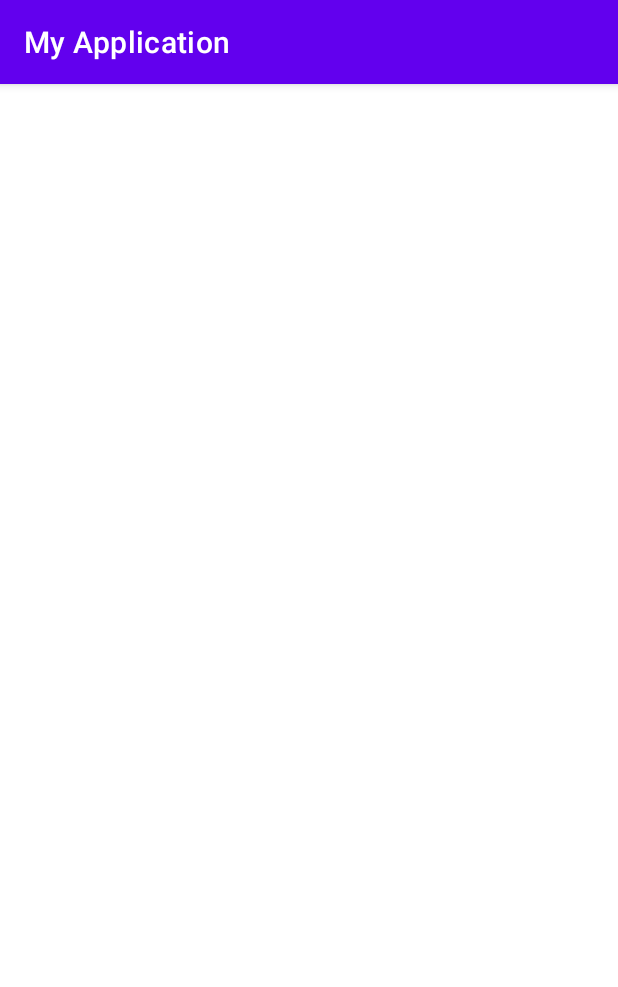
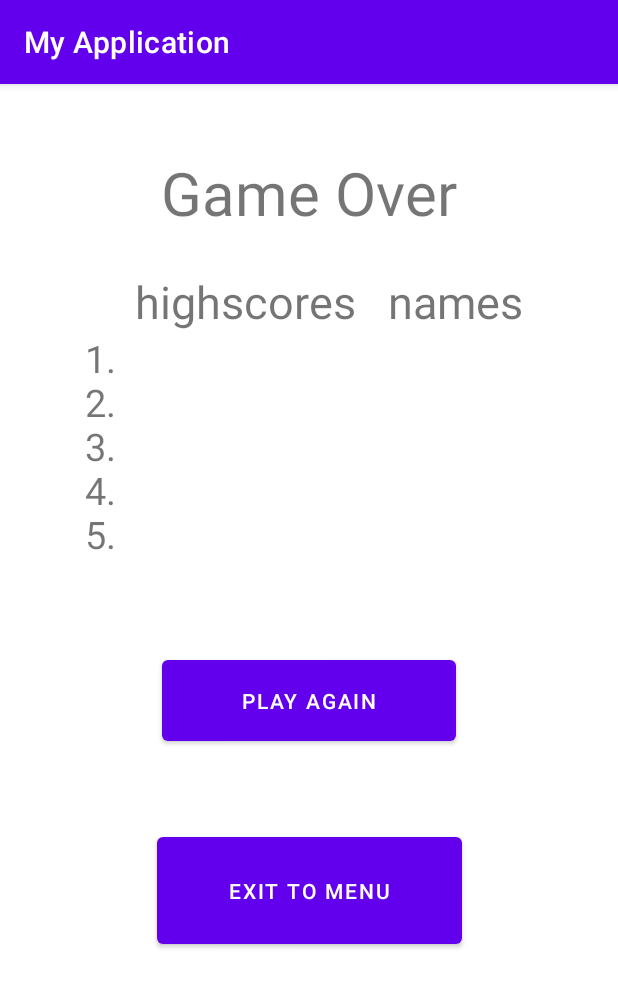
Before and after one commit to MarcusEvangelista31/TheCodingEntourage, an Android app: the GameOver screen opened directly, with no data from a screen before it, on a phone screen of 412 x 824 dp. Shown: the top 987 px of the screen. Run offline under Robolectric (Android 15) with nearby library versions, the phone set to English and light mode, and no system bars.

Commit message:
format game over

```diff
--- a/app/src/main/res/layout/activity_game_over.xml
+++ b/app/src/main/res/layout/activity_game_over.xml
@@ -6,4 +6,153 @@
     android:layout_height="match_parent"
     tools:context=".GameOver">
 
+    <TextView
+        android:id="@+id/hscore"
+        android:layout_width="148dp"
+        android:layout_height="29dp"
+        android:textSize="25sp"
+        app:layout_constraintStart_toEndOf="@+id/hscore1"
+        app:layout_constraintTop_toBottomOf="@+id/textView7" />
+
+    <TextView
+        android:id="@+id/hscore6"
+        android:layout_width="148dp"
+        android:layout_height="29dp"
+        android:textSize="25sp"
+        app:layout_constraintStart_toEndOf="@+id/hscore2"
+        app:layout_constraintTop_toBottomOf="@+id/hscore" />
+
+    <TextView
+        android:id="@+id/hscore7"
+        android:layout_width="148dp"
+        android:layout_height="29dp"
+        android:textSize="25sp"
+        app:layout_constraintStart_toEndOf="@+id/hscore3"
+        app:layout_constraintTop_toBottomOf="@+id/hscore6" />
+
+    <TextView
+        android:id="@+id/hscore8"
+        android:layout_width="148dp"
+        android:layout_height="29dp"
+        android:textSize="25sp"
+        app:layout_constraintStart_toEndOf="@+id/hscore4"
+        app:layout_constraintTop_toBottomOf="@+id/hscore7" />
+
+    <TextView
+        android:id="@+id/hscore9"
+        android:layout_width="148dp"
+        android:layout_height="29dp"
+        android:textSize="25sp"
+        app:layout_constraintStart_toEndOf="@+id/hscore5"
+        app:layout_constraintTop_toBottomOf="@+id/hscore8" />
+
+    <TextView
+        android:id="@+id/hscore3"
+        android:layout_width="148dp"
+        android:layout_height="29dp"
+        android:textSize="25sp"
+        app:layout_constraintTop_toBottomOf="@+id/hscore2"
+        tools:layout_editor_absoluteX="95dp" />
+
+    <TextView
+        android:id="@+id/hscore4"
+        android:layout_width="148dp"
+        android:layout_height="29dp"
+        android:textSize="25sp"
+        app:layout_constraintTop_toBottomOf="@+id/hscore3"
+        tools:layout_editor_absoluteX="95dp" />
+
+    <TextView
+        android:id="@+id/hscore5"
+        android:layout_width="148dp"
+        android:layout_height="29dp"
+        android:textSize="25sp"
+        app:layout_constraintTop_toBottomOf="@+id/hscore4"
+        tools:layout_editor_absoluteX="95dp" />
+
+    <TextView
+        android:id="@+id/hscore1"
+        android:layout_width="148dp"
+        android:layout_height="29dp"
+        android:textSize="25sp"
+        app:layout_constraintTop_toBottomOf="@+id/textView4"
+        tools:layout_editor_absoluteX="95dp" />
+
+    <TextView
+        android:id="@+id/Game_Over"
+        android:layout_width="wrap_content"
+        android:layout_height="wrap_content"
+        android:layout_marginTop="45dp"
+        android:text="Game Over"
+        android:textSize="40sp"
+        app:layout_constraintEnd_toEndOf="parent"
+        app:layout_constraintStart_toStartOf="parent"
+        app:layout_constraintTop_toTopOf="parent" />
+
+    <TextView
+        android:id="@+id/textView4"
+        android:layout_width="148dp"
+        android:layout_height="wrap_content"
+        android:layout_marginTop="25dp"
+        android:text="highscores"
+        android:textSize="30sp"
+        app:layout_constraintEnd_toEndOf="parent"
+        app:layout_constraintHorizontal_bias="0.34"
+        app:layout_constraintStart_toStartOf="parent"
+        app:layout_constraintTop_toBottomOf="@+id/Game_Over" />
+
+    <TextView
+        android:id="@+id/textView7"
+        android:layout_width="91dp"
+        android:layout_height="wrap_content"
+        android:layout_marginTop="25dp"
+        android:text="names"
+        android:textSize="30sp"
+        app:layout_constraintEnd_toEndOf="parent"
+        app:layout_constraintHorizontal_bias="0.25"
+        app:layout_constraintStart_toEndOf="@+id/textView4"
+        app:layout_constraintTop_toBottomOf="@+id/Game_Over" />
+
+    <TextView
+        android:id="@+id/textView8"
+        android:layout_width="34dp"
+        android:layout_height="157dp"
+        android:text="1.      2.      3.      4.      5."
+        android:textSize="25sp"
+        app:layout_constraintEnd_toEndOf="parent"
+        app:layout_constraintHorizontal_bias="0.15"
+        app:layout_constraintStart_toStartOf="parent"
+        app:layout_constraintTop_toTopOf="@+id/hscore1" />
+
+    <TextView
+        android:id="@+id/hscore2"
+        android:layout_width="148dp"
+        android:layout_height="29dp"
+        android:textSize="25sp"
+        app:layout_constraintTop_toBottomOf="@+id/hscore1"
+        tools:layout_editor_absoluteX="95dp" />
+
+    <Button
+        android:id="@+id/button7"
+        android:layout_width="196dp"
+        android:layout_height="66dp"
+        android:layout_marginTop="55dp"
+        android:text="Play Again"
+        app:layout_constraintEnd_toEndOf="parent"
+        app:layout_constraintStart_toStartOf="parent"
+        app:layout_constraintTop_toBottomOf="@+id/textView8" />
+
+    <Button
+        android:id="@+id/button8"
+        android:layout_width="203dp"
+        android:layout_height="83dp"
+        android:layout_marginTop="52dp"
+        android:text="Exit to menu"
+        app:layout_constraintBottom_toBottomOf="parent"
+        app:layout_constraintEnd_toEndOf="parent"
+        app:layout_constraintHorizontal_bias="0.502"
+        app:layout_constraintStart_toStartOf="parent"
+        app:layout_constraintTop_toBottomOf="@+id/button7"
+        app:layout_constraintVertical_bias="0.0" />
+
 </androidx.constraintlayout.widget.ConstraintLayout>
```
